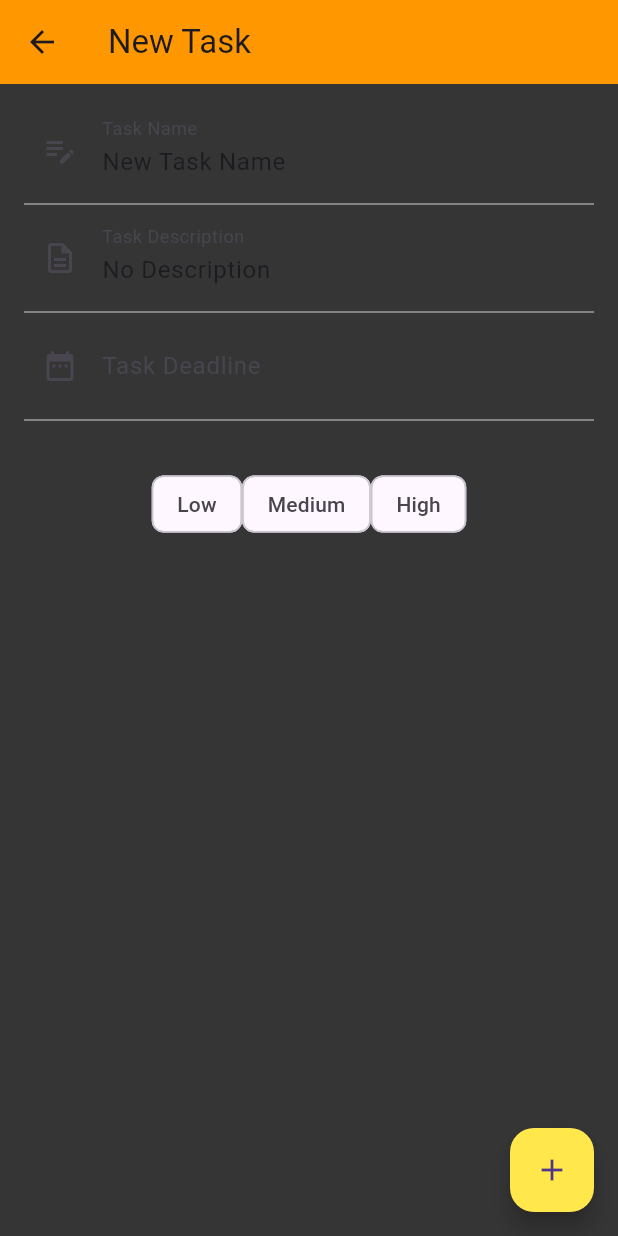
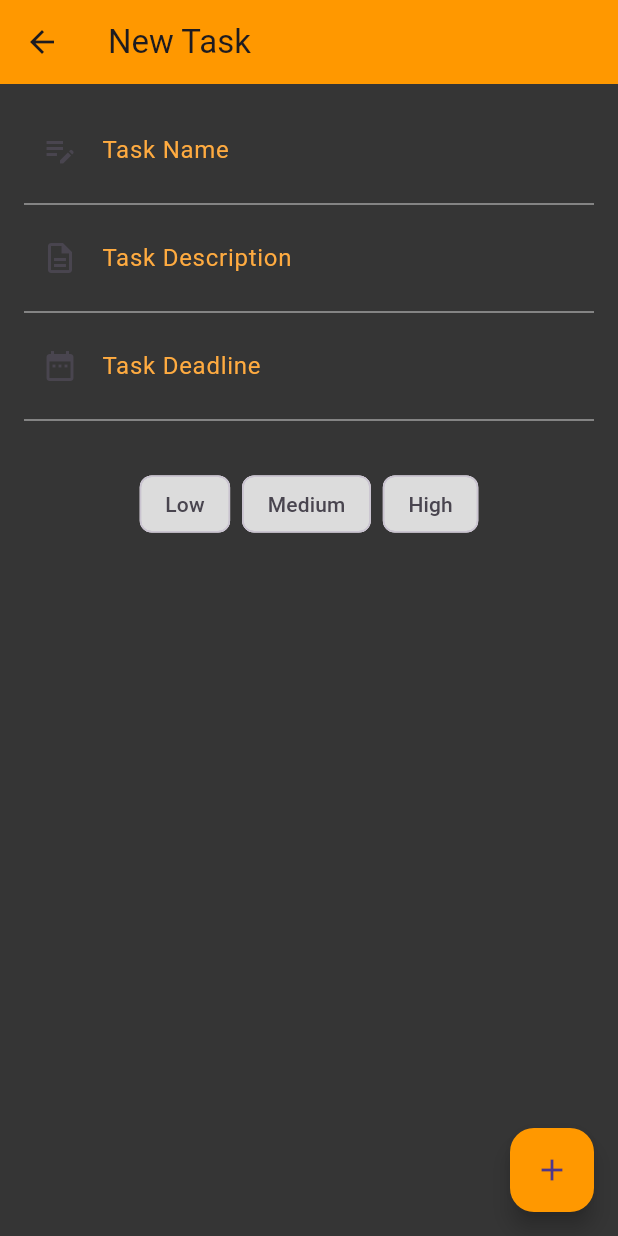
Before and after one commit to dom1k11/to-do-app-hive, a Flutter app: the TasksScreen screen opened by its route, after a tap on the "done all" icon, after a tap on "Create Task", on a phone screen of 412 x 824 dp. Run offline on Flutter 3.47's test engine with Material 3 defaults, Android fonts, the phone set to English and light mode, and no system bars; our stand-ins replace flutter_form_builder, flutter_slidable, hive, hive_flutter, page_transition; accounts and stored records are empty.

Commit message:
colors+animations

```diff
--- a/lib/screens/done_tasks_screen.dart
+++ b/lib/screens/done_tasks_screen.dart
@@ -10,6 +10,18 @@ class DoneTasksScreen extends StatefulWidget {
 }
 
 class _DoneTasksScreenState extends State<DoneTasksScreen> {
+  @override
+  void initState() {
+    Future.delayed(Duration(milliseconds: 500), () {
+      setState(() {
+        _opacity = 1.0;
+      });
+    });
+    super.initState();
+  }
+
+  double _opacity = 0.0;
+
   @override
   Widget build(BuildContext context) {
     return Scaffold(
@@ -24,7 +36,12 @@ class _DoneTasksScreenState extends State<DoneTasksScreen> {
             final completedTasks = box.values.toList();
 
             if (completedTasks.isEmpty) {
-              return const Center(child: Text('No completed tasks.'));
+              return Center(
+                  child: AnimatedOpacity(
+                      opacity: _opacity,
+                      duration: Duration(milliseconds: 1000),
+                      child:
+                          const Text("You don't have any completed tasks.")));
             }
 
             return ListView.builder(
--- a/lib/screens/new_task_screen.dart
+++ b/lib/screens/new_task_screen.dart
@@ -14,13 +14,13 @@ class NewTaskScreen extends StatefulWidget {
 class _NewTaskScreenState extends State<NewTaskScreen> {
   final _formKey = GlobalKey<FormState>();
 
-  @override
-  void initState() {
-    taskDescriptionController.text = "No Description";
-    taskNameController.text = "New Task Name";
-    taskDeadlineController.text =
-        DateFormat("MM/dd/yyyy").format(DateTime.now());
-  }
+  // @override
+  // void initState() {
+  //   taskDescriptionController.text = "No Description";
+  //   taskNameController.text = "New Task Name";
+  //   taskDeadlineController.text =
+  //       DateFormat("MM/dd/yyyy").format(DateTime.now());
+  // }
 
   @override
   Widget build(BuildContext context) {
@@ -39,7 +39,6 @@ class _NewTaskScreenState extends State<NewTaskScreen> {
                     border: InputBorder.none,
                     // helperText: "Task name required",
                     label: Text("Task Name"),
-
                     prefixIcon: Icon(Icons.edit_note_outlined)),
                 validator: (value) {
                   if (value == null || value.isEmpty) {
@@ -57,7 +56,6 @@ class _NewTaskScreenState extends State<NewTaskScreen> {
                 decoration: const InputDecoration(
                     border: InputBorder.none,
                     label: Text("Task Description"),
-
                     prefixIcon: Icon(Icons.description_outlined)),
               ),
               Divider(
@@ -91,13 +89,16 @@ class _NewTaskScreenState extends State<NewTaskScreen> {
                   borderRadius: BorderRadius.circular(8),
                 ),
                 child: FormBuilderChoiceChip(
+                  spacing: 8,
+                  showCheckmark: false,
                   alignment: WrapAlignment.center,
                   selectedColor: Colors.greenAccent,
+                  backgroundColor: Color.fromARGB(255, 220, 220, 220),
+                  name: 'priority',
+                  labelPadding: EdgeInsets.symmetric(horizontal: 50),
                   padding: EdgeInsets.symmetric(
-                    horizontal: 8,
+                    horizontal: 0,
                   ),
-                  labelPadding: EdgeInsets.symmetric(horizontal: 42),
-                  name: 'priority',
                   decoration: InputDecoration(
                     // labelText: 'Priority',
                     // helperText: "Priority required",
--- a/lib/screens/welcome_screen.dart
+++ b/lib/screens/welcome_screen.dart
@@ -33,7 +33,7 @@ class _WelcomeScreenState extends State<WelcomeScreen> {
     return Scaffold(
       appBar: AppBar(
         centerTitle: true,
-        title: const Text("Welcome"),
+        // title: const Text("Welcome"),
       ),
       body: Center(
         child: Column(
```
Also changed, not shown: lib/main.dart (+17 -6 lines), lib/widgets/custom_elevated_button.dart (+11 -4 lines), lib/widgets/task_tile.dart (+3 -12 lines).
